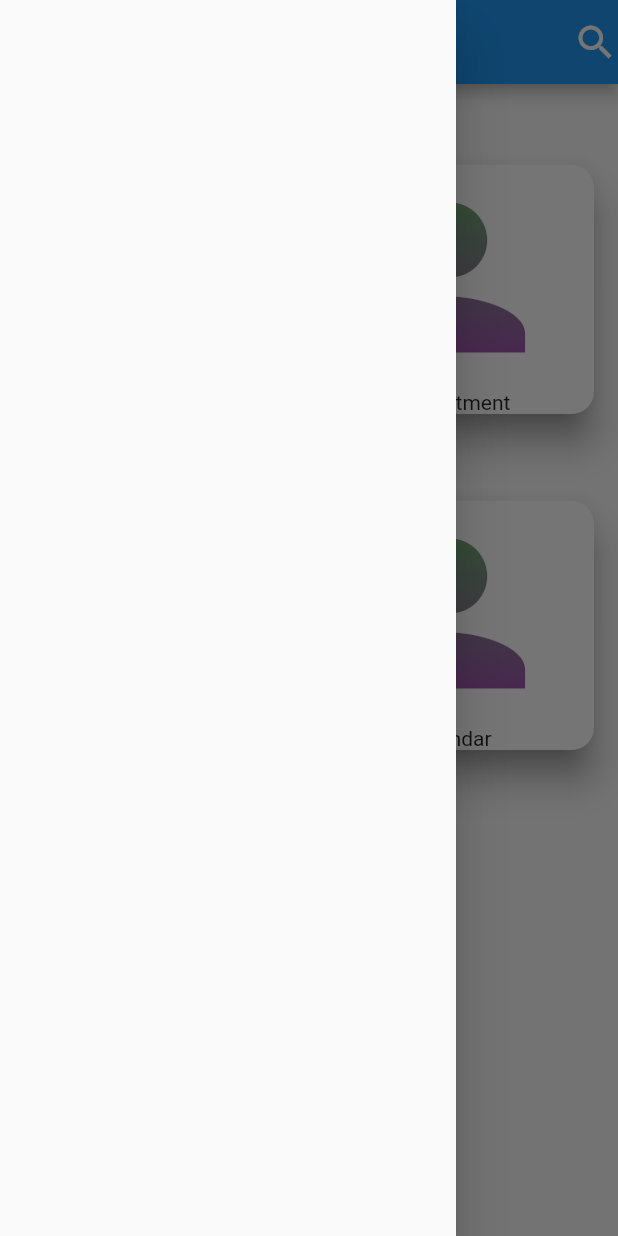
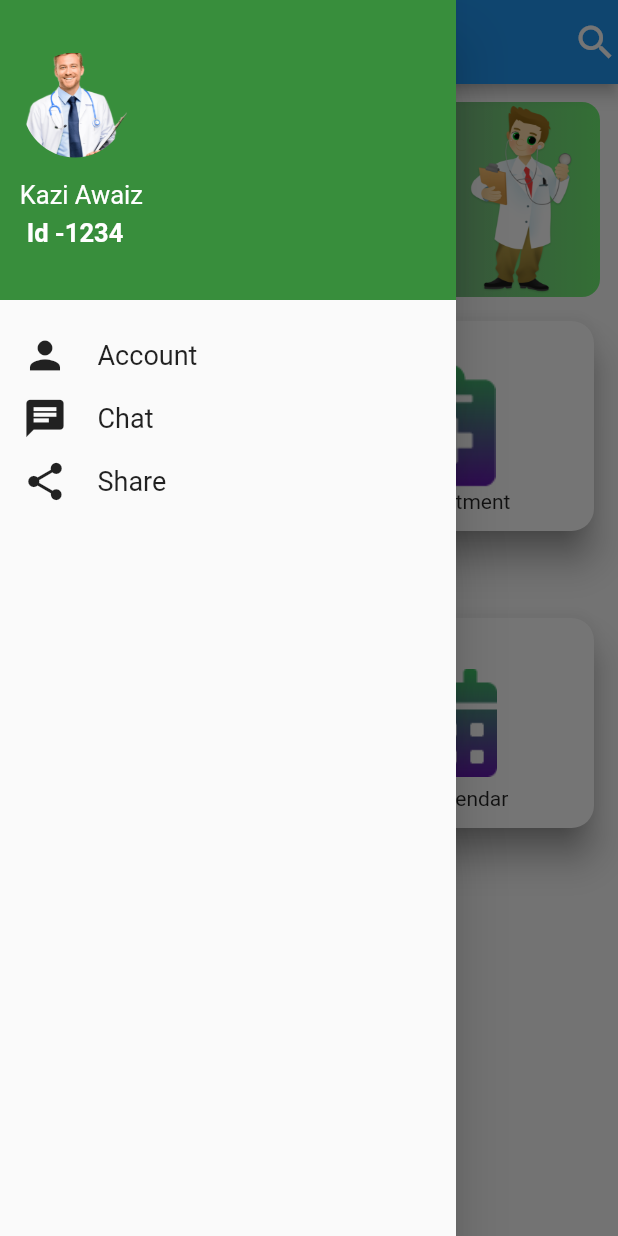
Before and after one commit to Awaizkazi/uponly_doc_plus, a Flutter app: the DoctorDashboard screen opened directly, with the side drawer open, on a phone screen of 412 x 824 dp. Run offline on Flutter 3.47's test engine with Material 2 defaults, Android fonts, the phone set to English and light mode, and no system bars; our stand-ins replace get, smooth_page_indicator.

Commit message:
Dashboard Screen Complete

```diff
--- a/lib/Screens/Doctor_Dashboard/doctor_dashboard.dart
+++ b/lib/Screens/Doctor_Dashboard/doctor_dashboard.dart
@@ -1,4 +1,9 @@
 import 'package:flutter/material.dart';
+import 'package:flutter/services.dart';
+import 'package:get/get_core/src/get_main.dart';
+import 'package:get/get_navigation/get_navigation.dart';
+import 'package:uponly_doc_plus/Screens/Doctor_Dashboard/my_patient.dart';
+import 'my_header_drawer.dart';
 
 class DoctorDashboard extends StatefulWidget {
   const DoctorDashboard({super.key});
@@ -10,8 +15,20 @@ class DoctorDashboard extends StatefulWidget {
 class _DoctorDashboardState extends State<DoctorDashboard> {
   @override
   Widget build(BuildContext context) {
-    return Scaffold(
-      drawer: Drawer(),
+    return SafeArea(
+      child: Scaffold(
+        drawer: Drawer(
+          child: SingleChildScrollView(
+            child: Container(
+              child: Column(
+                children: [
+                  MyHeaderDrawer(),
+                  MyDrawerList(),
+                ],
+              ),
+            ),
+          ),
+        ),
         appBar: AppBar(
           title: Row(
             children: [
@@ -31,13 +48,24 @@ class _DoctorDashboardState extends State<DoctorDashboard> {
         body: Column(
           crossAxisAlignment: CrossAxisAlignment.start,
           children: [
-          SizedBox(
-            height: 50,
+            cardDashboard1(
+              cardTitle: 'Free Consultation with An\nexpert Doctor',
+              cardSubTitle:
+                  '    One to one audio video call\n    with the recommended\n    doctors just few clicks away',
+              cardImage: 'assets/doctor_1.png',
+              g1Color: Colors.purple,
+              g2Color: Color.fromARGB(255, 112, 241, 116),
             ),
             Row(
               children: [
-              CardDashboard(cardIcon: Icons.person, cardText: 'My Patient'),
-              CardDashboard(cardIcon: Icons.person, cardText: 'Appointment'),
+                CardDashboard(
+                  cardText: 'My Patient',
+                  cardImage: 'assets/dashboard_images/my_patient_icon.png',
+                ),
+                CardDashboard(
+                  cardText: 'Appointment',
+                  cardImage: 'assets/dashboard_images/appointment_icon.png',
+                ),
               ],
             ),
             SizedBox(
@@ -45,42 +73,148 @@ class _DoctorDashboardState extends State<DoctorDashboard> {
             ),
             Row(
               children: [
-              CardDashboard(cardIcon: Icons.person, cardText: 'Profile'),
-              CardDashboard(cardIcon: Icons.person, cardText: 'Calendar'),
+                CardDashboard(
+                  cardText: 'Profile',
+                  cardImage: 'assets/dashboard_images/profile_icon.png',
+                ),
+                CardDashboard(
+                  cardText: 'My Calendar',
+                  cardImage: 'assets/dashboard_images/my_calender.png',
+                ),
               ],
             ),
           ],
+        ),
       ),
     );
   }
 }
 
-Widget CardDashboard({cardIcon, cardText}) {
+Widget CardDashboard({cardText, cardImage}) {
   return Container(
     width: 200,
+    child: GestureDetector(
+      onTap: () {
+        Get.to(MyPatient());
+      },
       child: Card(
         shadowColor: Colors.grey.shade700,
         elevation: 10,
         shape: RoundedRectangleBorder(
           borderRadius: BorderRadius.circular(15),
         ),
+        child: Stack(
+          alignment: Alignment.center,
+          children: [
+            Image.asset(
+              cardImage,
+              height: 140,
+              width: 100,
+            ),
+            Padding(
+              padding: EdgeInsets.only(top: 100),
+              child: Text(cardText),
+            ),
+          ],
+        ),
+      ),
+    ),
+  );
+}
+
+Widget cardDashboard1({cardTitle, cardSubTitle, cardImage, g1Color, g2Color}) {
+  return Padding(
+    padding: const EdgeInsets.all(12.0),
+    child: Container(
+      width: 720,
+      height: 130,
+      decoration: BoxDecoration(
+        gradient: LinearGradient(
+          colors: [g1Color, g2Color],
+        ),
+        borderRadius: BorderRadius.circular(12),
+      ),
+      child: Row(
+        mainAxisAlignment: MainAxisAlignment.spaceBetween,
+        children: [
+          Padding(
+            padding: const EdgeInsets.all(16.0),
             child: Column(
+              mainAxisAlignment: MainAxisAlignment.spaceAround,
+              crossAxisAlignment: CrossAxisAlignment.start,
               children: [
-          ShaderMask(
-            blendMode: BlendMode.srcATop,
-            shaderCallback: ((bounds) => LinearGradient(
-                  begin: Alignment.topCenter,
-                  end: Alignment.bottomCenter,
-                  colors: [
-                    Colors.green,
-                    Colors.purple,
+                Text(
+                  cardTitle,
+                  style: TextStyle(
+                    fontWeight: FontWeight.w900,
+                    fontSize: 18,
+                    color: Colors.white,
+                  ),
+                ),
+                Row(
+                  children: [
+                    Icon(
+                      Icons.check_circle_outline,
+                      color: Colors.white,
+                    ),
+                    Text(
+                      cardSubTitle,
+                      style: TextStyle(fontSize: 15, color: Colors.white),
+                    ),
                   ],
-                ).createShader(bounds)),
-            child: (Icon(cardIcon, size: 150)),
                 ),
-          Text(cardText),
+              ],
+            ),
+          ),
+          Image.asset(
+            cardImage,
+            height: 140,
+            width: 100,
+          ),
         ],
       ),
     ),
   );
 }
+
+Widget MyDrawerList() {
+  return Container(
+    padding: EdgeInsets.only(top: 10),
+    child: Column(
+      children: [
+        DrawerItem(drawerItemIcon: Icons.person, drawerItemText: 'Account'),
+        DrawerItem(drawerItemIcon: Icons.chat, drawerItemText: 'Chat'),
+        DrawerItem(drawerItemIcon: Icons.share, drawerItemText: 'Share'),
+        // DrawerItem(drawerItemIcon: Icons.person, drawerItemText: 'Person'),
+      ],
+    ),
+  );
+}
+
+Widget DrawerItem({drawerItemIcon, drawerItemText}) {
+  return Container(
+    child: Material(
+      child: InkWell(
+        child: Row(
+          mainAxisAlignment: MainAxisAlignment.start,
+          children: [
+            Padding(
+              padding: const EdgeInsets.only(left: 15.0, top: 12),
+              child: Icon(
+                drawerItemIcon,
+                size: 30,
+              ),
+            ),
+            Padding(
+              padding: const EdgeInsets.only(left: 20.0, top: 12),
+              child: Text(
+                drawerItemText,
+                style: TextStyle(fontSize: 18),
+              ),
+            ),
+          ],
+        ),
+      ),
+    ),
+  );
+}
--- /dev/null
+++ b/lib/Screens/Doctor_Dashboard/my_header_drawer.dart
@@ -0,0 +1,57 @@
+import 'package:flutter/material.dart';
+
+class MyHeaderDrawer extends StatefulWidget {
+  const MyHeaderDrawer({super.key});
+
+  @override
+  State<MyHeaderDrawer> createState() => _MyHeaderDrawerState();
+}
+
+class _MyHeaderDrawerState extends State<MyHeaderDrawer> {
+  @override
+  Widget build(BuildContext context) {
+    return Container(
+      color: Colors.green[700],
+      width: double.infinity,
+      height: 200,
+      padding: EdgeInsets.only(top: 20.0),
+      child: Column(
+        crossAxisAlignment: CrossAxisAlignment.start,
+        children: [
+          Container(
+            child: Column(
+              children: [
+                Padding(
+                  padding: const EdgeInsets.all(15.0),
+                  child: CircleAvatar(
+                    backgroundImage: AssetImage(
+                      'assets/doctor_helpline.png',
+                    ),
+                    backgroundColor: Colors.transparent,
+                    // minRadius: 10.0,
+                    // maxRadius: 50,
+                    radius: 35,
+                  ),
+                ),
+                Text(
+                  '  Kazi Awaiz',
+                  style: TextStyle(color: Colors.white, fontSize: 17),
+                ),
+                SizedBox(
+                  height: 5,
+                ),
+                Text(
+                  'Id -1234',
+                  style: TextStyle(
+                      color: Colors.white,
+                      fontSize: 17,
+                      fontWeight: FontWeight.bold),
+                ),
+              ],
+            ),
+          ),
+        ],
+      ),
+    );
+  }
+}
--- /dev/null
+++ b/lib/Screens/Doctor_Dashboard/my_patient.dart
@@ -0,0 +1,54 @@
+import 'package:flutter/material.dart';
+
+class MyPatient extends StatefulWidget {
+  const MyPatient({super.key});
+
+  @override
+  State<MyPatient> createState() => _MyPatientState();
+}
+
+class _MyPatientState extends State<MyPatient> {
+  @override
+  Widget build(BuildContext context) {
+    return SafeArea(
+      child: Scaffold(
+        appBar: AppBar(
+          backgroundColor: Colors.green,
+        ),
+        body: Container(
+          child: Card(
+            child: Column(
+              children: [
+                cards(
+                    mainIcon: Icons.person,
+                    name: 'Kazi Awaiz',
+                    age: 18,
+                    mobileNumber: 9897653672,
+                    icon1: Icons.call,
+                    icon2: Icons.message)
+              ],
+            ),
+          ),
+        ),
+      ),
+    );
+  }
+
+  Widget cards({mainIcon, name, age, mobileNumber, icon1, icon2}) {
+    return Container(
+      child: Row(
+        children: [
+          Icon(
+            mainIcon,
+            size: 25,
+          ),
+          Text(name),
+          Text(age.toString()),
+          Text(mobileNumber.toString()),
+          Icon(icon1),
+          Icon(icon2),
+        ],
+      ),
+    );
+  }
+}
--- a/pubspec.yaml
+++ b/pubspec.yaml
@@ -34,7 +34,7 @@ dependencies:
     sdk: flutter
   flutter_lorem: ^2.0.0
   get: ^4.6.5
-  # percent_indicator: ^4.2.2
+  percent_indicator: ^4.2.2
   smooth_page_indicator: ^1.0.0+2
 
 dev_dependencies:
@@ -54,6 +54,7 @@ flutter:
   # To add assets to your application, add an assets section, like this:
   assets:
     - assets/
+    - assets/dashboard_images/
   #   - images/a_dot_ham.jpeg
   # An image asset can refer to one or more resolution-specific "variants", see
   # https://flutter.dev/assets-and-images/#resolution-aware
```
Also changed, not shown: assets/dashboard_images/appointment_icon.png (added), assets/dashboard_images/my_calender.png (added), assets/dashboard_images/my_patient_icon.png (added), assets/dashboard_images/profile_icon.png (added), lib/Screens/Doctor_Dashboard/appointment.dart (added), lib/Screens/Doctor_Dashboard/calendar.dart (added), lib/Screens/Doctor_Dashboard/profile.dart (added), pubspec.lock. Lines whose indentation alone changed are shown as unchanged.
